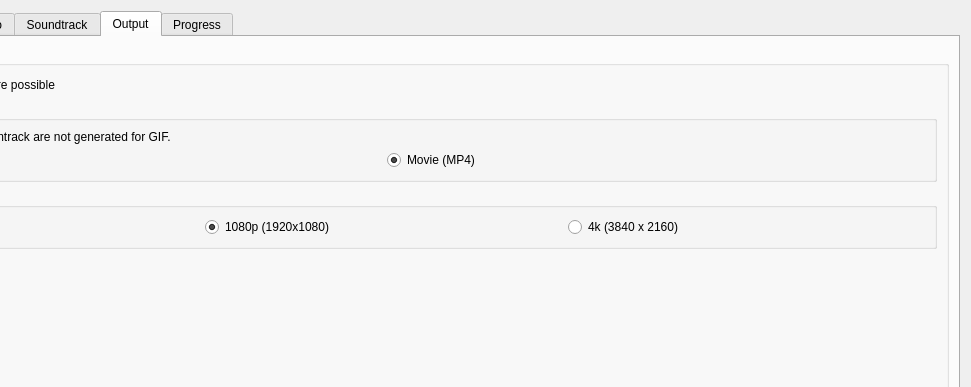
Above: animation_workbench/ui/animation_workbench_base.ui from timlinux/QGISAnimationWorkbench before the change; both pictures show x 204 to 1175 and y 0 to 387 of the 1175 by 760 pixel window. Below: the same form after it.
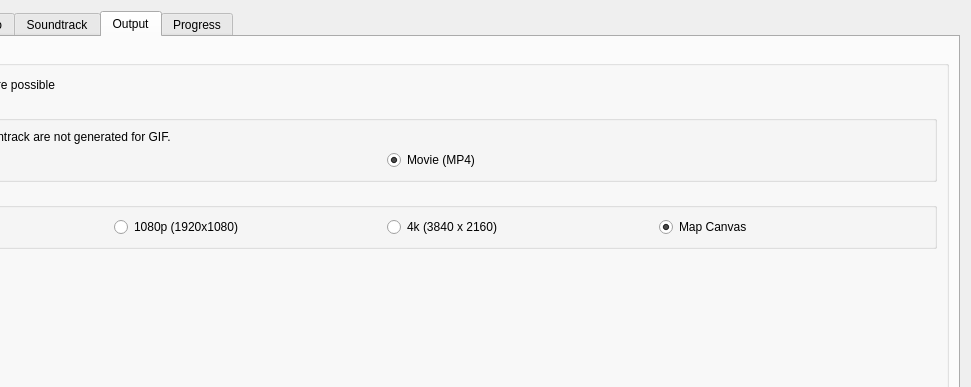
That is the form after the change. The open tabs and pages were chosen to show the change. Custom widgets are drawn as their Qt base class.

Commit message: ✨ State management for output resolution

```diff
--- a/animation_workbench/ui/animation_workbench_base.ui
+++ b/animation_workbench/ui/animation_workbench_base.ui
@@ -704,16 +704,6 @@
                </property>
               </widget>
              </item>
-             <item row="0" column="1">
-              <widget class="QRadioButton" name="medium_res">
-               <property name="text">
-                <string>1080p (1920x1080)</string>
-               </property>
-               <property name="checked">
-                <bool>true</bool>
-               </property>
-              </widget>
-             </item>
              <item row="0" column="2">
               <widget class="QRadioButton" name="high_res">
                <property name="text">
@@ -721,6 +711,26 @@
                </property>
               </widget>
              </item>
+             <item row="0" column="1">
+              <widget class="QRadioButton" name="radio_medium_res">
+               <property name="text">
+                <string>1080p (1920x1080)</string>
+               </property>
+               <property name="checked">
+                <bool>false</bool>
+               </property>
+              </widget>
+             </item>
+             <item row="0" column="3">
+              <widget class="QRadioButton" name="radio_map_canvas">
+               <property name="text">
+                <string>Map Canvas</string>
+               </property>
+               <property name="checked">
+                <bool>true</bool>
+               </property>
+              </widget>
+             </item>
             </layout>
            </widget>
           </item>
```
Left out of the diff: 10 changed lines with no effect on the pictures. The commit also changes 1 other file.
